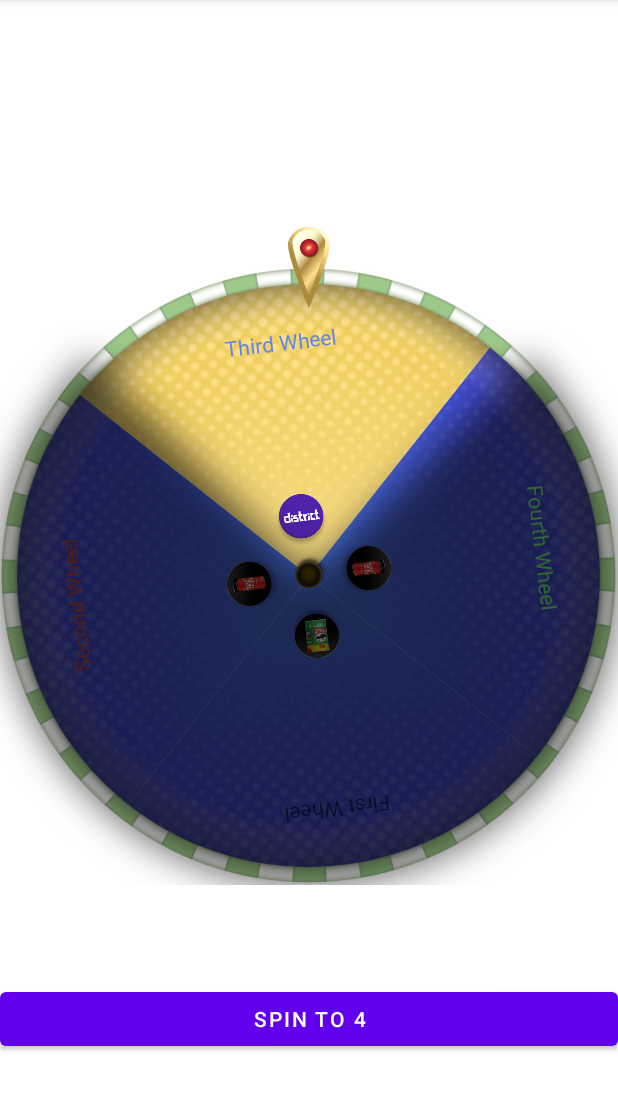
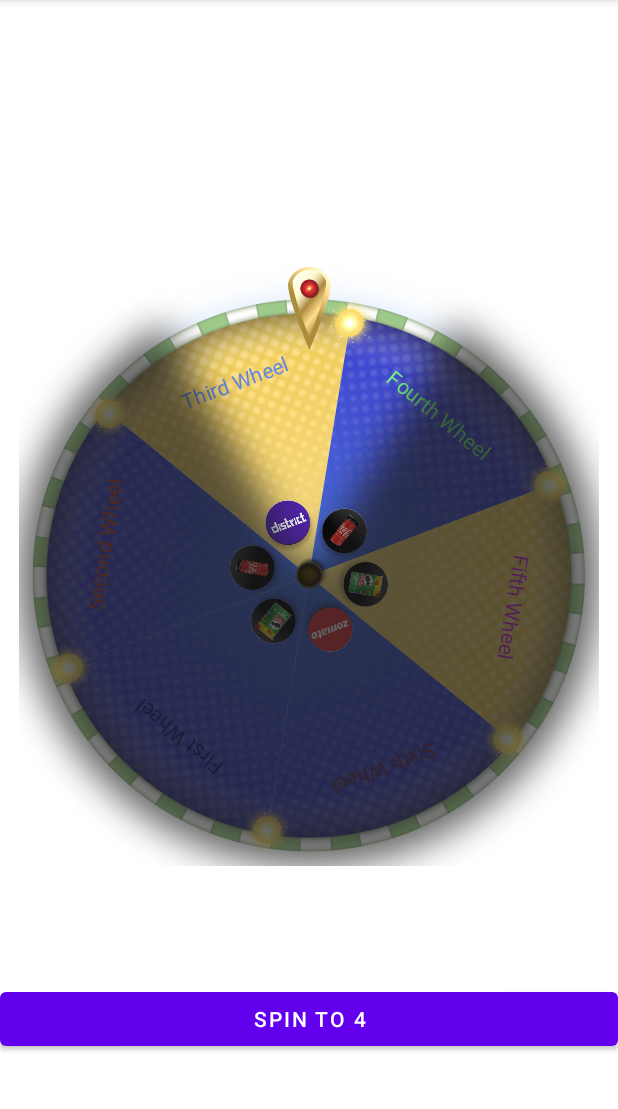
Before and after one commit to kamalnayan04/SpinWheelUsingLayout, an Android app: the screen it shows after launch (MainActivity), after a tap on an icon or button, on a phone screen of 412 x 824 dp, the part 84-1193 px from its top. Run offline under Robolectric (Android 15) with nearby library versions, the phone set to English and light mode, and no system bars; 2 other taps on this screen came first.

Commit message:
show glow and show glow only on target with animation

```diff
--- a/app/src/main/java/com/kn/spinwheelpoc/AngleView.kt
+++ b/app/src/main/java/com/kn/spinwheelpoc/AngleView.kt
@@ -6,6 +6,7 @@ import android.graphics.Color
 import android.graphics.Outline
 import android.graphics.Paint
 import android.graphics.Path
+import android.graphics.Point
 import android.graphics.RectF
 import android.util.AttributeSet
 import android.view.View
@@ -34,7 +35,7 @@ class AngleView @JvmOverloads constructor(
         }
 
     val path = Path()
-
+    val arcStartPoint = Point()
     var sweepDegree: Float = 90f
         set(value) {
             field = value
@@ -54,7 +55,7 @@ class AngleView @JvmOverloads constructor(
             0f, 0f, width.toFloat(), height.toFloat()
         )
 
-        val startAngle = 270f - sweepDegree / 2//240f////180+ ((270 +( sweepDegree / 2)) -270)
+        val startAngle = 270f - sweepDegree / 2
         val sweepAngle = sweepDegree
         val startRadians = Math.toRadians(startAngle.toDouble())
         val endRadians = Math.toRadians((startAngle + sweepAngle).toDouble())
@@ -72,9 +73,12 @@ class AngleView @JvmOverloads constructor(
             lineTo(rect.centerX(), rect.centerY())
             close()
         }
+        paint.color = Color.RED
+        canvas.drawPath(path, paint)
+        arcStartPoint.set(startX.toInt(), startY.toInt())
+    }
 
-        canvas.drawPath(path, paint)
-    }
+    fun getStartPoint() = arcStartPoint
 
     class AngleViewOutlineProvider(val path: Path) : ViewOutlineProvider() {
         override fun getOutline(p0: View?, p1: Outline?) {
--- a/app/src/main/java/com/kn/spinwheelpoc/ClippedImageView.kt
+++ b/app/src/main/java/com/kn/spinwheelpoc/ClippedImageView.kt
@@ -3,11 +3,14 @@ package com.kn.spinwheelpoc
 import android.content.Context
 import android.graphics.Canvas
 import android.graphics.Path
+import android.graphics.Point
+import android.graphics.PointF
 import android.graphics.RectF
 import android.util.AttributeSet
 import androidx.appcompat.widget.AppCompatImageView
 import kotlin.math.cos
 import kotlin.math.sin
+import androidx.core.graphics.withClip
 
 class ClippedImageView @JvmOverloads constructor(
     context: Context, attrs: AttributeSet? = null, defStyleAttr: Int = 0
@@ -60,12 +63,11 @@ class ClippedImageView @JvmOverloads constructor(
 //        path.moveTo(centerX, bottomY) // Start at bottom center
 //        path.arcTo(rect, 180f, 180f, false) // Arc from left to right
 //        path.close() // Connect back to start
+        // Clip the path before drawing the image
+        canvas.withClip(path) {
+            super.onDraw(this)
+        }
 
-        // Clip the path before drawing the image
-        canvas.save()
-        canvas.clipPath(path)
-        super.onDraw(canvas)
-        canvas.restore()
     }
 
     /**
@@ -94,4 +96,7 @@ class ClippedImageView @JvmOverloads constructor(
      *         }
      *         canvas.drawPath(path, paint)
      */
+
+
+
 }
--- /dev/null
+++ b/app/src/main/java/com/kn/spinwheelpoc/DotsView.kt
@@ -0,0 +1,117 @@
+package com.kn.spinwheelpoc
+
+import android.content.Context
+import android.graphics.Bitmap
+import android.graphics.BitmapFactory
+import android.graphics.Canvas
+import android.graphics.Rect
+import android.util.AttributeSet
+import android.view.View
+import androidx.annotation.DrawableRes
+import kotlin.math.cos
+import kotlin.math.min
+import kotlin.math.roundToInt
+import kotlin.math.sin
+
+class DotsView @JvmOverloads constructor(
+    context: Context, attrs: AttributeSet? = null, defStyleAttr: Int = 0
+) : View(context, attrs, defStyleAttr) {
+
+
+    var totalItems = 6
+        set(value) {
+            field = value
+            postInvalidate()
+        }
+
+    private var margin = 25
+    private var wheelRadius: Float = 0F
+    private var centerOfWheel: Float = 0F
+
+
+    override fun onMeasure(widthMeasureSpec: Int, heightMeasureSpec: Int) {
+        super.onMeasure(widthMeasureSpec, heightMeasureSpec)
+        val minDimen = min(measuredWidth, measuredHeight)
+        wheelRadius = minDimen / 2f
+        centerOfWheel = minDimen / 2f
+        setMeasuredDimension(minDimen, minDimen)
+    }
+
+    override fun onDraw(canvas: Canvas) {
+        super.onDraw(canvas)
+        drawPointsOverRim(canvas)
+    }
+//    private fun drawPointsOverRim(canvas: Canvas) {
+//        val pointSize = resources.getDimensionPixelSize(R.dimen.dp36)
+//        val bitmap = getOptimizedBitmap(R.drawable.glare, pointSize) ?: return
+//
+//        val totalPointsCount = totalItems
+//        val angleStep = (2 * Math.PI / totalPointsCount).toFloat()
+//
+//        for (i in 0 until totalPointsCount) {
+//            val angle = i * angleStep
+//            val pointX = centerOfWheel + (wheelRadius-35) * cos(angle)
+//            val pointY = centerOfWheel + (wheelRadius-35) * sin(angle)
+//
+//            val pointRect = Rect(
+//                (pointX - pointSize / 2).toInt(),
+//                (pointY - pointSize / 2).toInt(),
+//                (pointX + pointSize / 2).toInt(),
+//                (pointY + pointSize / 2).toInt(),
+//            )
+//            canvas.drawBitmap(bitmap, null, pointRect, null)
+//        }
+//    }
+
+    fun getInitialAngle() = 270 - (360 / totalItems)
+    private fun drawPointsOverRim(canvas: Canvas) {
+        val pointSize = resources.getDimensionPixelSize(R.dimen.dp36)
+        val bitmap = getOptimizedBitmap(R.drawable.glare, pointSize) ?: return
+
+        val totalPointsCount = totalItems
+        val angleStep = 360f / totalPointsCount
+
+        for (i in 0 until totalPointsCount) {
+            val angle = Math.toRadians((getInitialAngle() + i * angleStep).toDouble())
+            val pointX = centerOfWheel + (wheelRadius - (margin + pointSize/2)) * cos(angle)
+            val pointY = centerOfWheel + (wheelRadius - (margin + pointSize/2)) * sin(angle)
+
+            val pointRect = Rect(
+                (pointX - pointSize / 2).toInt(),
+                (pointY - pointSize / 2).toInt(),
+                (pointX + pointSize / 2).toInt(),
+                (pointY + pointSize / 2).toInt(),
+            )
+            canvas.drawBitmap(bitmap, null, pointRect, null)
+        }
+    }
+
+
+    private fun getOptimizedBitmap(
+        @DrawableRes res: Int,
+        desiredWidth: Int,
+        desiredHeight: Int = desiredWidth
+    ): Bitmap? {
+        val options = BitmapFactory.Options().apply {
+            inJustDecodeBounds = true // Only get the size, not the bitmap itself
+        }
+        BitmapFactory.decodeResource(context.resources, res, options)
+
+        val actualWidth = options.outWidth
+        val actualHeight = options.outHeight
+
+        var inSampleSize = 1
+
+        if (actualWidth > desiredWidth || actualHeight > desiredHeight) {
+            val widthRatio = (actualWidth.toFloat() / desiredWidth.toFloat()).roundToInt()
+            val heightRatio = (actualHeight.toFloat() / desiredHeight.toFloat()).roundToInt()
+
+            inSampleSize = widthRatio.coerceAtLeast(heightRatio)
+        }
+
+
+        options.inJustDecodeBounds = false
+        options.inSampleSize = inSampleSize
+        return BitmapFactory.decodeResource(context.resources, res, options)
+    }
+}
--- /dev/null
+++ b/app/src/main/java/com/kn/spinwheelpoc/GlowView.kt
@@ -0,0 +1,116 @@
+package com.kn.spinwheelpoc
+
+import android.animation.ValueAnimator
+import android.content.Context
+import android.graphics.BlurMaskFilter
+import android.graphics.Canvas
+import android.graphics.Color
+import android.graphics.Paint
+import android.graphics.RectF
+import android.util.AttributeSet
+import android.view.View
+import android.view.animation.AccelerateInterpolator
+import android.view.animation.DecelerateInterpolator
+import androidx.core.animation.doOnEnd
+import kotlin.math.min
+
+class GlowView @JvmOverloads constructor(
+    context: Context, attrs: AttributeSet? = null, defStyleAttr: Int = 0
+) : View(context, attrs, defStyleAttr) {
+
+    private val glowWidth = 30f
+    private val padding = 60
+    var topMargin = 0f
+        set(value) {
+            field = value
+            invalidate()
+        }
+
+    var totalItems: Int = 4
+        set(value) {
+            field = value
+            invalidate()
+        }
+    var showTopGlow = false
+        set(value) {
+            field = value
+            postInvalidate()
+        }
+
+    private val glowingPaint = Paint().apply {
+        style = Paint.Style.STROKE
+        isAntiAlias = true
+        isDither = true
+        strokeWidth = glowWidth
+        color = Color.rgb(183, 213, 251)
+        maskFilter = BlurMaskFilter(
+            glowWidth,
+            BlurMaskFilter.Blur.NORMAL
+        )
+    }
+
+    private val glowRadius: Float
+        get() = (wheelRadius - (glowWidth + padding * 0.45).toInt()) - topMargin
+
+    override fun onDraw(canvas: Canvas) {
+        super.onDraw(canvas)
+        if (showTopGlow)
+            drawTopGlowArc(canvas)
+
+        drawGlow(canvas)
+    }
+
+    private fun drawTopGlowArc(canvas: Canvas) {
+        val sweepAngle = 360f / totalItems
+        val radius = wheelRadius - (glowWidth + padding * 0.45).toInt()
+        val itemArc = RectF(
+            centerOfWheel - radius,
+            centerOfWheel - radius,
+            centerOfWheel + radius,
+            centerOfWheel + radius
+        )
+
+        canvas.drawArc(itemArc, 270 - (sweepAngle / 2), sweepAngle, true, glowingPaint)
+    }
+
+    private var wheelRadius: Float = 0F
+    private var centerOfWheel: Float = 0F
+
+    override fun onMeasure(widthMeasureSpec: Int, heightMeasureSpec: Int) {
+        super.onMeasure(widthMeasureSpec, heightMeasureSpec)
+        val minDimension = min(measuredWidth, measuredHeight)
+
+        wheelRadius = minDimension / 2F
+        centerOfWheel = minDimension / 2F
+
+        setMeasuredDimension(minDimension, minDimension)
+    }
+
+    private fun drawGlow(canvas: Canvas) {
+        canvas.drawCircle(
+            centerOfWheel,
+            centerOfWheel,
+            glowRadius,
+            glowingPaint
+        )
+    }
+
+    fun hideWithAnimation(onAnimationEnd: () -> Unit = {}) {
+        val animator =
+            ValueAnimator.ofFloat(0f, 50f)
+        animator.duration = 800
+        animator.interpolator = AccelerateInterpolator()
+
+        animator.addUpdateListener { animation ->
+            topMargin = animation.animatedValue as Float
+        }
+
+        animator.doOnEnd {
+            onAnimationEnd() // Call the callback when the animation finishes
+        }
+
+        animator.start()
+    }
+
+
+}
--- a/app/src/main/java/com/kn/spinwheelpoc/LayoutsWheelView.kt
+++ b/app/src/main/java/com/kn/spinwheelpoc/LayoutsWheelView.kt
@@ -1,12 +1,12 @@
 package com.kn.spinwheelpoc
 
+import android.animation.Animator
 import android.animation.AnimatorSet
 import android.animation.ObjectAnimator
 import android.content.Context
 import android.graphics.Color
 import android.util.AttributeSet
 import android.view.LayoutInflater
-import android.view.MotionEvent
 import android.view.animation.DecelerateInterpolator
 import androidx.constraintlayout.widget.ConstraintLayout
 import androidx.core.animation.doOnStart
@@ -81,6 +81,10 @@ class LayoutsWheelView @JvmOverloads constructor(
 
     fun setupItemViews() {
         binding.wheelOverlay.totalItems = itemCount
+        binding.dotsView.apply {
+            totalItems = itemCount
+        }
+        binding.glowView.totalItems = itemCount
         setItemsViewsRotationAndAngle()
         (0 until itemCount).forEach { index ->
             itemViews[index].apply {
@@ -128,7 +132,10 @@ class LayoutsWheelView @JvmOverloads constructor(
                 doOnStart {
                     binding.wheelOverlay.apply {
                         isVisible = true
-
+                    }
+                    binding.glowView.apply {
+                        showTopGlow = true
+                        hideWithAnimation()
                     }
                 }
                 duration = 800
@@ -142,6 +149,10 @@ class LayoutsWheelView @JvmOverloads constructor(
     }
 
     private fun resetValues() {
+        binding.glowView.apply {
+            showTopGlow = false
+            topMargin = 0f
+        }
         binding.wheelContainer.rotation = 0f
         target = target.coerceIn(0, itemCount)
         binding.wheelOverlay.apply {
@@ -180,47 +191,4 @@ class LayoutsWheelView @JvmOverloads constructor(
 
     fun getInitialAngle() = -(360 / itemCount) / 2f
 
-    private var swipeX1: Float = 0F
-    private var swipeX2: Float = 0F
-    private var swipeY1: Float = 0F
-    private var swipeY2: Float = 0F
-    private var swipeDx: Float = 0F
-    private var swipeDy: Float = 0F
-
-    override fun onTouchEvent(event: MotionEvent?): Boolean {
-        return super.onTouchEvent(event)
-
-
-
-
-        event?.let {
-            when (it.action) {
-                MotionEvent.ACTION_DOWN -> {
-                    swipeX1 = it.x
-                    swipeY1 = it.y
-                }
-
-                MotionEvent.ACTION_UP -> {
-                    swipeX2 = it.x
-                    swipeY2 = it.y
-
-                    swipeDx = swipeX2 - swipeX1
-                    swipeDy = swipeY2 - swipeY1
-
-//                            if (abs(swipeDx) > abs(swipeDy)) {
-//
-//                                if (swipeDx < 0 && abs(swipeDx) > swipeDistance) {
-//                                    rotateWheel()
-//                                }
-//                            } else {
-//                                if (swipeDy > 0 && abs(swipeDy) > swipeDistance) {
-//                                    rotateWheel()
-//                                }
-//                            }
-                }
-            }
-        }
-
-        return true
-    }
 }
--- a/app/src/main/java/com/kn/spinwheelpoc/MainActivity.kt
+++ b/app/src/main/java/com/kn/spinwheelpoc/MainActivity.kt
@@ -36,7 +36,7 @@ class MainActivity : AppCompatActivity() {
             }
         }
         binding.wheelView.setupItemViews()
-        binding.wheelView.itemCount=4
+        binding.wheelView.itemCount = 6
 //        binding.wheelView.setOnClickListener {
 //            binding.wheelView.itemCount =
 //                max(MIN_ITEMS_C0UNT, (binding.wheelView.itemCount + 1) % (MAX_ITEMS_C0UNT + 1)) // will be 0 when exceeds MAX_ITEMS_C0UNT then MIN will be set
--- a/app/src/main/java/com/kn/spinwheelpoc/SpinWheel.kt
+++ b/app/src/main/java/com/kn/spinwheelpoc/SpinWheel.kt
@@ -90,10 +90,7 @@ class SpinWheel @JvmOverloads constructor(
             "Free Pringles",
             intArrayOf(textColorList[Random.nextInt(8)])
         ),
-//        WheelData(R.drawable.blue),
-
-
-//        WheelData(R.drawable.radial)
+//
     )
     private val onClick: ((View) -> Unit) = {
         this.animate().rotation(3600f).setDuration(3000).setInterpolator(DecelerateInterpolator())
--- a/app/src/main/java/com/kn/spinwheelpoc/WheelOverlayView.kt
+++ b/app/src/main/java/com/kn/spinwheelpoc/WheelOverlayView.kt
@@ -26,7 +26,7 @@ class WheelOverlayView @JvmOverloads constructor(
         style = Paint.Style.FILL
         isAntiAlias = true
         isDither = true
-        color = "#99000000".toColorInt() //"#B3000000"
+        color = "#B31B1B1B".toColorInt() //"#B3000000" 99000000
         maskFilter = BlurMaskFilter(30f, BlurMaskFilter.Blur.NORMAL)
     }
 
--- a/app/src/main/res/layout/activity_main.xml
+++ b/app/src/main/res/layout/activity_main.xml
@@ -21,24 +21,13 @@
     <com.kn.spinwheelpoc.LayoutsWheelView
         android:id="@+id/wheel_view"
         android:layout_width="0dp"
-        android:layout_height="0dp"
+        android:layout_height="wrap_content"
         app:layout_constraintBottom_toBottomOf="parent"
         app:layout_constraintDimensionRatio="1"
         app:layout_constraintEnd_toEndOf="parent"
         app:layout_constraintStart_toStartOf="parent"
         app:layout_constraintTop_toTopOf="parent" />
 
-    <ImageView
-        android:id="@+id/pointer_image"
-        android:layout_width="@dimen/dp0"
-        android:layout_height="@dimen/dp0"
-        app:layout_constraintHeight_max="55dp"
-        android:src="@drawable/pointer"
-        app:layout_constraintBottom_toTopOf="@id/wheel_view"
-        app:layout_constraintDimensionRatio="1:2"
-        app:layout_constraintEnd_toEndOf="@id/wheel_view"
-        app:layout_constraintStart_toStartOf="@id/wheel_view"
-        app:layout_constraintTop_toTopOf="@id/wheel_view" />
 
     <!--    <com.kn.spinwheelpoc.SpinWheel-->
     <!--        android:layout_width="0dp"-->
--- a/app/src/main/res/layout/layout_wheel_views.xml
+++ b/app/src/main/res/layout/layout_wheel_views.xml
@@ -3,20 +3,41 @@
     xmlns:app="http://schemas.android.com/apk/res-auto"
     xmlns:tools="http://schemas.android.com/tools"
     android:layout_width="match_parent"
-    android:layout_height="match_parent"
+    android:layout_height="wrap_content"
+    android:clipChildren="false"
     tools:parentTag="androidx.constraintlayout.widget.ConstraintLayout">
 
 
-    <androidx.constraintlayout.widget.ConstraintLayout
-        android:id="@+id/wheel_container"
+    <ImageView
+        android:id="@+id/pointer_image"
+        android:layout_width="wrap_content"
+        android:layout_height="@dimen/dp0"
+        android:elevation="@dimen/dp4"
+        android:src="@drawable/pointer"
+        app:layout_constraintDimensionRatio="1:2"
+        app:layout_constraintEnd_toEndOf="@id/wheel_container"
+        app:layout_constraintHeight_max="55dp"
+        app:layout_constraintStart_toStartOf="@id/wheel_container"
+        app:layout_constraintTop_toTopOf="@id/wheel_container" />
+
+
+    <com.kn.spinwheelpoc.GlowView
+        android:id="@+id/glow_view"
         android:layout_width="match_parent"
         android:layout_height="wrap_content"
         app:layout_constraintBottom_toBottomOf="parent"
         app:layout_constraintEnd_toEndOf="parent"
         app:layout_constraintStart_toStartOf="parent"
+        app:layout_constraintTop_toTopOf="parent" />
+
+    <androidx.constraintlayout.widget.ConstraintLayout
+        android:id="@+id/wheel_container"
+        android:layout_width="0dp"
+        android:layout_height="wrap_content"
+        app:layout_constraintBottom_toBottomOf="parent"
+        app:layout_constraintEnd_toEndOf="parent"
+        app:layout_constraintStart_toStartOf="parent"
         app:layout_constraintTop_toTopOf="parent">
-
-
         <com.kn.spinwheelpoc.WheelItemView
             android:id="@+id/wheel_item_1"
             android:layout_width="@dimen/dp0"
@@ -105,14 +126,31 @@
             app:layout_constraintDimensionRatio="1"
             app:layout_constraintEnd_toEndOf="parent"
             app:layout_constraintStart_toStartOf="parent"
-        app:layout_constraintTop_toTopOf="parent" />
+            app:layout_constraintTop_toTopOf="parent"
+            app:layout_constraintWidth_percent="0.9" />
+
+        <com.kn.spinwheelpoc.DotsView
+            android:id="@+id/dots_view"
+            android:layout_width="0dp"
+            android:layout_height="wrap_content"
+            app:layout_constraintBottom_toBottomOf="parent"
+            app:layout_constraintDimensionRatio="1"
+            app:layout_constraintEnd_toEndOf="parent"
+            app:layout_constraintStart_toStartOf="parent"
+            app:layout_constraintTop_toTopOf="parent"
+            app:layout_constraintWidth_percent="1" />
+
+
+        />
     </androidx.constraintlayout.widget.ConstraintLayout>
 
     <com.kn.spinwheelpoc.WheelOverlayView
         android:id="@+id/wheel_overlay"
-        android:layout_width="match_parent"
+        android:layout_width="0dp"
         android:layout_height="wrap_content"
         android:visibility="gone"
+        app:layout_constraintWidth_percent="0.94"
+        tools:visibility="gone"
         app:layout_constraintBottom_toBottomOf="parent"
         app:layout_constraintEnd_toEndOf="parent"
         app:layout_constraintStart_toStartOf="parent"
```
Lines whose indentation alone changed are shown as unchanged.
